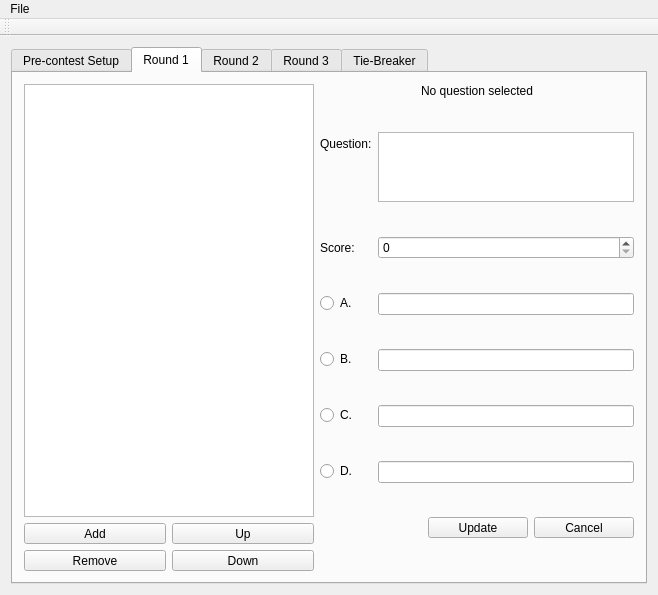
Old version of the form src/question_editor/question_editor.ui in the repository trigger-happy/Cerberus.
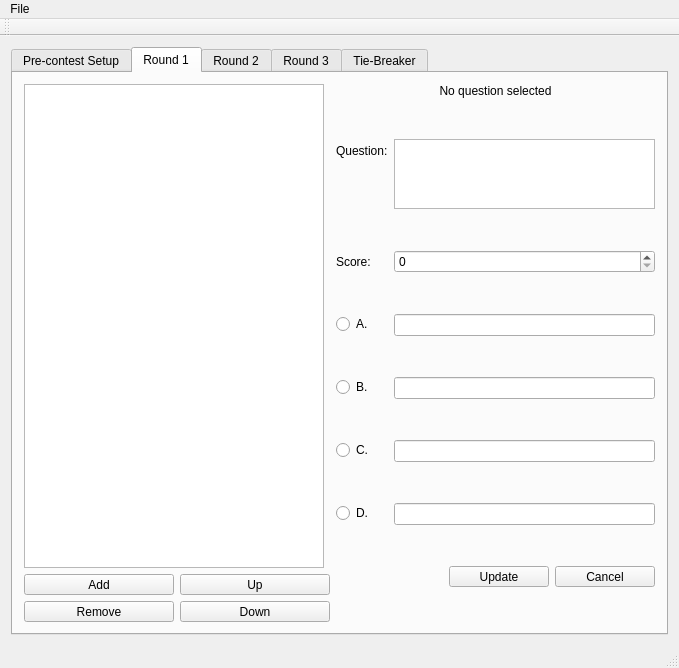
New version of the form. The open tabs and pages were chosen to show the change.

Commit message: Added supplementary shortcuts to ease usage of qeditor. Not all has functions yet.

The edit to the form file:
```diff
--- a/src/question_editor/question_editor.ui
+++ b/src/question_editor/question_editor.ui
@@ -6,8 +6,8 @@
    <rect>
     <x>0</x>
     <y>0</y>
-    <width>658</width>
-    <height>595</height>
+    <width>679</width>
+    <height>668</height>
    </rect>
   </property>
   <property name="windowTitle">
@@ -191,6 +191,12 @@
                 <verstretch>0</verstretch>
                </sizepolicy>
               </property>
+              <property name="maximumSize">
+               <size>
+                <width>150</width>
+                <height>16777215</height>
+               </size>
+              </property>
               <property name="text">
                <string>Add</string>
               </property>
@@ -204,6 +210,12 @@
                 <verstretch>0</verstretch>
                </sizepolicy>
               </property>
+              <property name="maximumSize">
+               <size>
+                <width>150</width>
+                <height>16777215</height>
+               </size>
+              </property>
               <property name="text">
                <string>Up</string>
               </property>
@@ -217,6 +229,12 @@
                 <verstretch>0</verstretch>
                </sizepolicy>
               </property>
+              <property name="maximumSize">
+               <size>
+                <width>150</width>
+                <height>16777215</height>
+               </size>
+              </property>
               <property name="text">
                <string>Down</string>
               </property>
@@ -230,6 +248,12 @@
                 <verstretch>0</verstretch>
                </sizepolicy>
               </property>
+              <property name="maximumSize">
+               <size>
+                <width>150</width>
+                <height>16777215</height>
+               </size>
+              </property>
               <property name="text">
                <string>Remove</string>
               </property>
@@ -1169,7 +1193,7 @@
     <rect>
      <x>0</x>
      <y>0</y>
-     <width>658</width>
+     <width>679</width>
      <height>24</height>
     </rect>
    </property>
@@ -1190,7 +1214,8 @@
     <bool>false</bool>
    </attribute>
   </widget>
-  <action name="actionImport_Xml">
+  <widget class="QStatusBar" name="statusBar"/>
+  <action name="act_load_xml">
    <property name="text">
     <string>Import xml</string>
    </property>
```
Left out of the diff: 85 changed lines with no effect on the pictures. The commit also changes 2 other files.
